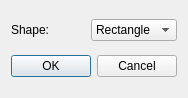
Old version of the form hexrd/ui/resources/ui/mask_regions_dialog.ui in the repository HEXRD/hexrdgui.
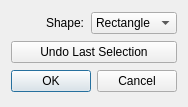
New version of the form.

Commit message: Add undo option

```diff
--- a/hexrd/ui/resources/ui/mask_regions_dialog.ui
+++ b/hexrd/ui/resources/ui/mask_regions_dialog.ui
@@ -7,21 +7,23 @@
     <x>0</x>
     <y>0</y>
     <width>184</width>
-    <height>98</height>
+    <height>107</height>
    </rect>
   </property>
   <property name="windowTitle">
    <string>Mask Region</string>
   </property>
-  <layout class="QGridLayout" name="gridLayout">
-   <item row="0" column="0">
+  <layout class="QVBoxLayout" name="verticalLayout">
+   <item>
+    <layout class="QHBoxLayout" name="horizontalLayout">
+     <item alignment="Qt::AlignRight">
     <widget class="QLabel" name="label">
      <property name="text">
       <string>Shape:</string>
      </property>
     </widget>
    </item>
-   <item row="0" column="1">
+     <item alignment="Qt::AlignLeft">
     <widget class="QComboBox" name="shape">
      <item>
       <property name="text">
@@ -35,7 +37,16 @@
      </item>
     </widget>
    </item>
-   <item row="1" column="0" colspan="2">
+    </layout>
+   </item>
+   <item>
+    <widget class="QPushButton" name="undo">
+     <property name="text">
+      <string>Undo Last Selection</string>
+     </property>
+    </widget>
+   </item>
+   <item alignment="Qt::AlignHCenter">
     <widget class="QDialogButtonBox" name="button_box">
      <property name="standardButtons">
       <set>QDialogButtonBox::Cancel|QDialogButtonBox::Ok</set>
```
Lines whose indentation alone changed are shown as unchanged. The commit also changes 1 other file.
